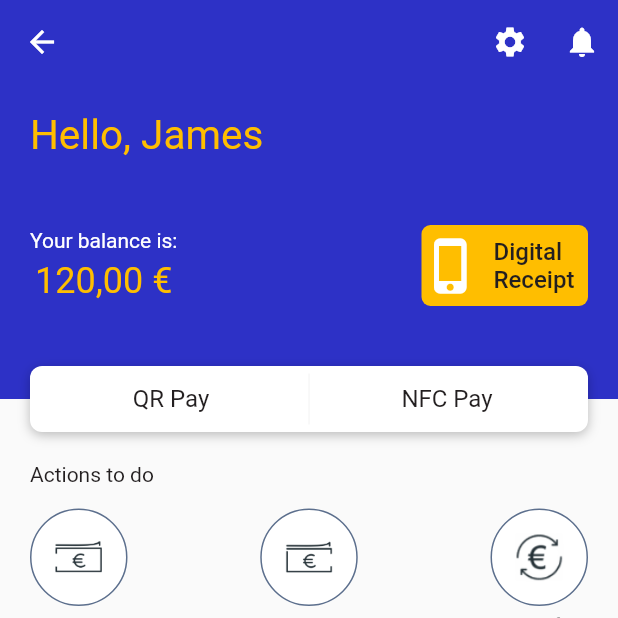
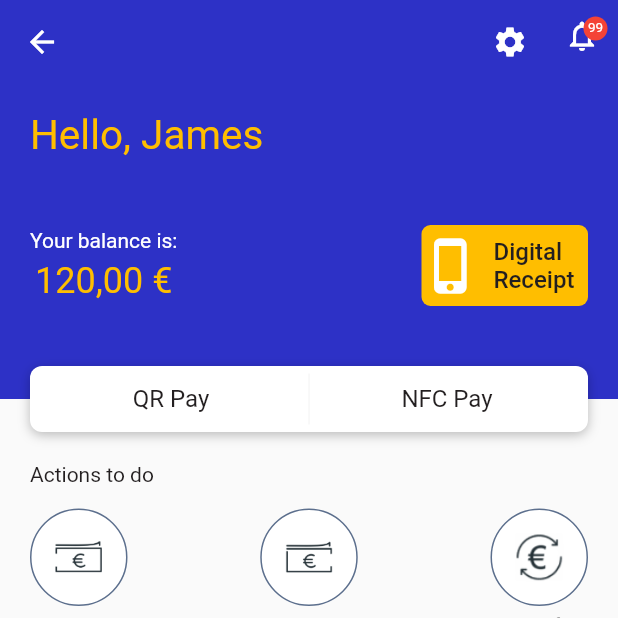
Before and after one commit to KhimGurung/qr_epay, a Flutter app: the HomeScreen screen opened by its route, on a phone screen of 412 x 824 dp, the top half of it. Run offline on Flutter 3.47's test engine with Material 2 defaults, Android fonts, the phone set to English and light mode, and no system bars; our stand-ins replace grouped_list, qr_flutter; missing offline and left inert: barcode_scan.

Commit message:
notification alert design

```diff
--- a/lib/screens/home_screen.dart
+++ b/lib/screens/home_screen.dart
@@ -42,13 +42,38 @@ class _HomeScreenState extends State<HomeScreen> {
                 print('hello');
               },
             ),
+            Stack(
+              children: <Widget>[
                 IconButton(
-              icon: const Icon(Icons.notifications),
+                  icon: const Icon(Icons.notifications_none),
                   color: Colors.white,
                   tooltip: 'Notification',
                   onPressed: () {
                     Navigator.pushNamed(context, '/notification');
                   },
+                ),
+                Positioned(
+                  right:7,
+                  top: 11,
+                  child: Container(
+                    height: 16,
+                    width: 16,
+                    decoration: BoxDecoration(
+                      shape: BoxShape.circle,
+                      color: Colors.red,
+                    ),
+                    child: Center(
+                      child: Text(
+                        "99",
+                        style: TextStyle(
+                          color: Colors.white,
+                          fontSize: 9.0
+                        ),
+                      ),
+                    ),
+                  ),
+                )
+              ],
             ),
           ],
           flexibleSpace: FlexibleSpaceBar(
```
Lines whose indentation alone changed are shown as unchanged.
